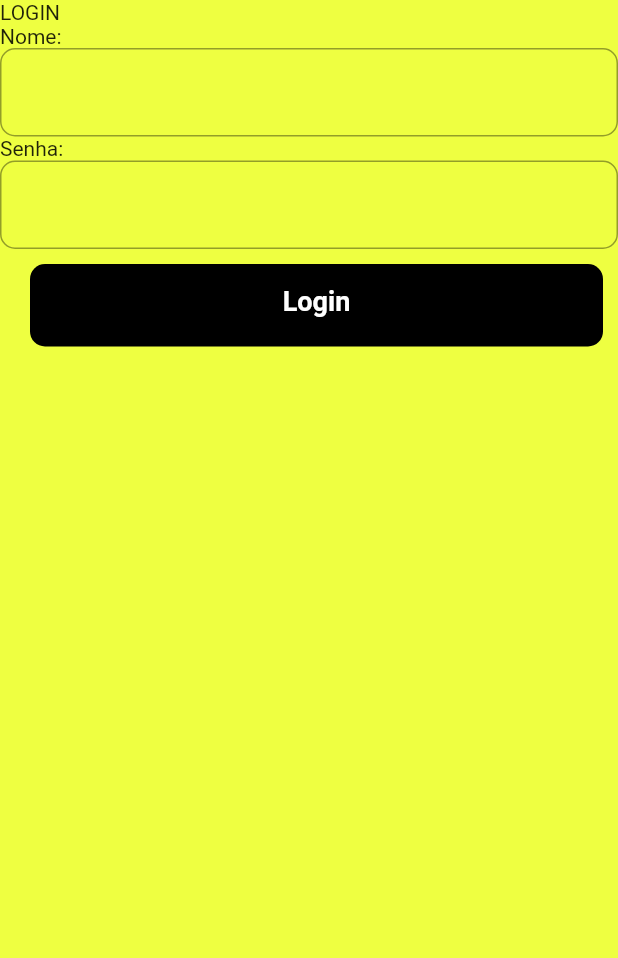
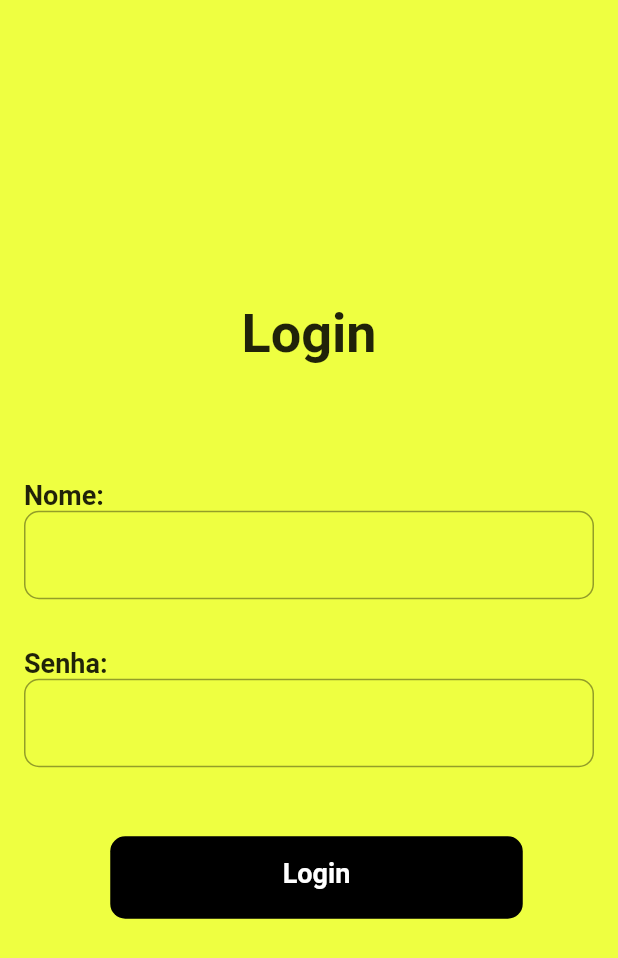
Before and after one commit to MikaelStrapazzon/PDM-flutter, a Flutter app: the screen it shows after launch, on a phone screen of 412 x 824 dp. Shown: the top 958 px of the screen. Run offline on Flutter 3.47's test engine with Material 2 defaults, Android fonts, the phone set to English and light mode, and no system bars; missing offline and left inert: flutter_session_manager.

Commit message:
Modificações esteticas tela de login

```diff
--- a/lib/pages/Login/Login.dart
+++ b/lib/pages/Login/Login.dart
@@ -17,10 +17,30 @@ class Login extends StatelessWidget {
   Widget build(BuildContext context) {
     return Scaffold(
       backgroundColor: Colors.limeAccent,
-      body: ListView(
+      body: Column(
+        mainAxisAlignment: MainAxisAlignment.center,
         children: [
-          const Text("LOGIN"),
-          const Text("Nome:"),
+          const Text(
+            'Login',
+            style: TextStyle(
+              fontSize: 36,
+              fontWeight: FontWeight.bold,
+            ),
+          ),
+          const SizedBox(height: 60),
+          Padding(
+            padding: const EdgeInsets.all(16.0),
+            child:
+            Column(
+                crossAxisAlignment: CrossAxisAlignment.start,
+                children: [
+                  const Text(
+                    "Nome:",
+                    style: TextStyle(
+                      fontSize: 18,
+                      fontWeight: FontWeight.bold,
+                    ),
+                  ),
                   TextField(
                     controller: usernameController,
                     decoration: InputDecoration(
@@ -29,7 +49,22 @@ class Login extends StatelessWidget {
                         )
                     ),
                   ),
-          const Text("Senha:"),
+                ]
+            ),
+          ),
+          Padding(
+            padding: const EdgeInsets.all(16.0),
+            child:
+              Column(
+                crossAxisAlignment: CrossAxisAlignment.start,
+                children: [
+                  const Text(
+                    "Senha:",
+                    style: TextStyle(
+                      fontSize: 18,
+                      fontWeight: FontWeight.bold,
+                    ),
+                  ),
                   TextField(
                     controller: passwordController,
                     obscureText: true,
@@ -39,6 +74,10 @@ class Login extends StatelessWidget {
                         )
                     ),
                   ),
+                ]
+              ),
+          ),
+          const SizedBox(height: 20),
           Button(
               onPressed: () => {
                 SessionManager().set("username", usernameController.value.text),
```
Lines whose indentation alone changed are shown as unchanged.
